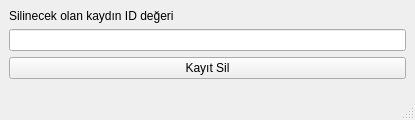
The window that lib/pop-window/kayit_sil.ui (kernelginar/kuys) describes before a commit, drawn with Qt 5.
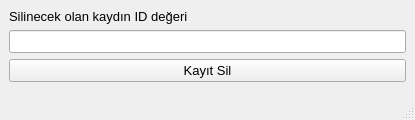
The same window after the commit.

Commit message: Arayüz font büyüklüğü 8'den 10'a çıkarıldı.

Patch:
```diff
--- a/lib/pop-window/kayit_sil.ui
+++ b/lib/pop-window/kayit_sil.ui
@@ -22,6 +22,11 @@
     <height>120</height>
    </size>
   </property>
+  <property name="font">
+   <font>
+    <pointsize>10</pointsize>
+   </font>
+  </property>
   <property name="windowTitle">
    <string>Kayıt Sil</string>
   </property>
```
The commit also changes 8 other files.
